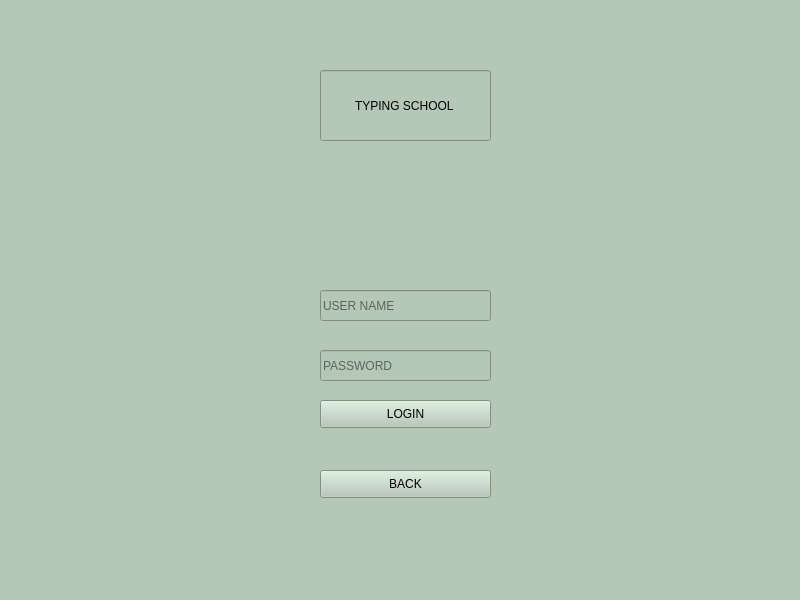
mogelijkheid/Database-School_Management_System, file Ui/loginteacher.ui: the form before one commit.
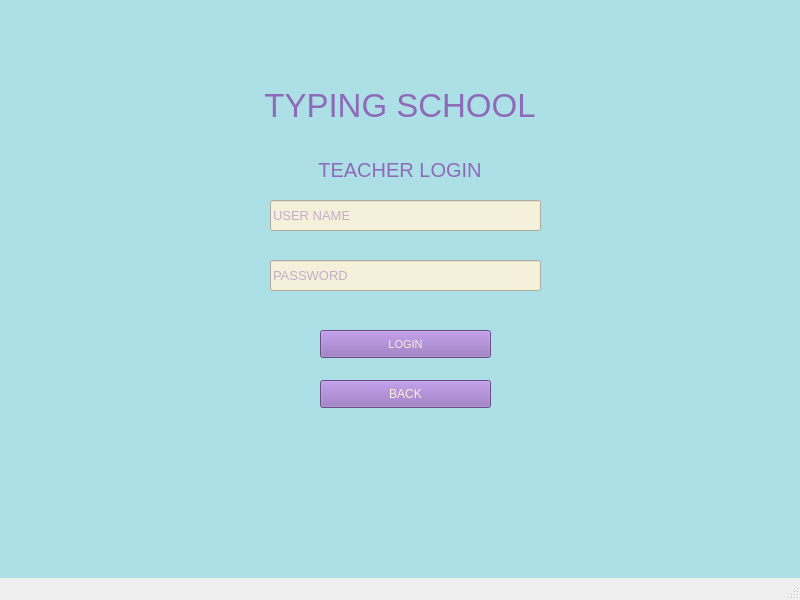
The form after the commit.

```diff
--- a/Ui/loginteacher.ui
+++ b/Ui/loginteacher.ui
@@ -26,41 +26,39 @@
    <string>MainWindow</string>
   </property>
   <property name="styleSheet">
-   <string notr="true">background-color:rgb(181, 200, 183);</string>
+   <string notr="true"/>
   </property>
   <widget class="QWidget" name="centralwidget">
-   <widget class="QLineEdit" name="lineEdit_2">
-    <property name="geometry">
-     <rect>
-      <x>320</x>
-      <y>70</y>
-      <width>171</width>
-      <height>71</height>
-     </rect>
-    </property>
-    <property name="styleSheet">
-     <string notr="true">font: 8pt &quot;MS Sans Serif&quot;;
-font: 63 10pt &quot;Yu Gothic UI Semibold&quot;;</string>
-    </property>
-    <property name="text">
-     <string>TYPING SCHOOL</string>
-    </property>
-    <property name="cursorPosition">
-     <number>13</number>
-    </property>
-    <property name="alignment">
-     <set>Qt::AlignCenter</set>
-    </property>
-   </widget>
    <widget class="QPushButton" name="tloginbutton">
     <property name="geometry">
      <rect>
       <x>320</x>
-      <y>400</y>
+      <y>330</y>
       <width>171</width>
       <height>28</height>
      </rect>
     </property>
+    <property name="font">
+     <font>
+      <pointsize>8</pointsize>
+     </font>
+    </property>
+    <property name="styleSheet">
+     <string notr="true">QPushButton{
+	background-color: rgb(143, 106, 185);
+	color: rgb(245, 240, 218);
+}
+QPushButton::hover{
+	background-color: rgb(115, 80, 139);
+	color: rgb(245, 240, 218);
+}
+QPushButton::pressed{
+	background-color: rgb(81, 65, 108);
+    padding-left:5px;
+	color: rgb(245, 240, 218);
+    padding-top:5px;
+}</string>
+    </property>
     <property name="text">
      <string>LOGIN</string>
     </property>
@@ -68,12 +66,21 @@
    <widget class="QLineEdit" name="usernameline">
     <property name="geometry">
      <rect>
-      <x>320</x>
-      <y>290</y>
-      <width>171</width>
+      <x>270</x>
+      <y>200</y>
+      <width>271</width>
       <height>31</height>
      </rect>
     </property>
+    <property name="font">
+     <font>
+      <pointsize>10</pointsize>
+     </font>
+    </property>
+    <property name="styleSheet">
+     <string notr="true">background-color: rgb(245, 240, 218);
+color:  rgb(143, 106, 185);</string>
+    </property>
     <property name="placeholderText">
      <string>USER NAME</string>
     </property>
@@ -81,12 +88,21 @@
    <widget class="QLineEdit" name="tpasswordline">
     <property name="geometry">
      <rect>
-      <x>320</x>
-      <y>350</y>
-      <width>171</width>
+      <x>270</x>
+      <y>260</y>
+      <width>271</width>
       <height>31</height>
      </rect>
     </property>
+    <property name="font">
+     <font>
+      <pointsize>10</pointsize>
+     </font>
+    </property>
+    <property name="styleSheet">
+     <string notr="true">background-color: rgb(245, 240, 218);
+color:  rgb(143, 106, 185);</string>
+    </property>
     <property name="echoMode">
      <enum>QLineEdit::Password</enum>
     </property>
@@ -98,11 +114,27 @@
     <property name="geometry">
      <rect>
       <x>320</x>
-      <y>470</y>
+      <y>380</y>
       <width>171</width>
       <height>28</height>
      </rect>
     </property>
+    <property name="styleSheet">
+     <string notr="true">QPushButton{
+	background-color: rgb(143, 106, 185);
+	color: rgb(245, 240, 218);
+}
+QPushButton::hover{
+	background-color: rgb(115, 80, 139);
+	color: rgb(245, 240, 218);
+}
+QPushButton::pressed{
+	background-color: rgb(81, 65, 108);
+    padding-left:5px;
+	color: rgb(245, 240, 218);
+    padding-top:5px;
+}</string>
+    </property>
     <property name="text">
      <string>BACK</string>
     </property>
@@ -110,9 +142,9 @@
    <widget class="QLabel" name="message">
     <property name="geometry">
      <rect>
-      <x>234</x>
-      <y>440</y>
-      <width>391</width>
+      <x>170</x>
+      <y>300</y>
+      <width>460</width>
       <height>20</height>
      </rect>
     </property>
@@ -124,7 +156,7 @@
      </font>
     </property>
     <property name="styleSheet">
-     <string notr="true">color: rgb(255, 0, 0);</string>
+     <string notr="true">color:  rgb(143, 106, 185);</string>
     </property>
     <property name="text">
      <string/>
@@ -133,6 +165,78 @@
      <set>Qt::AlignCenter</set>
     </property>
    </widget>
+   <widget class="QLabel" name="label">
+    <property name="geometry">
+     <rect>
+      <x>0</x>
+      <y>0</y>
+      <width>800</width>
+      <height>600</height>
+     </rect>
+    </property>
+    <property name="styleSheet">
+     <string notr="true">background-color: rgb(172, 223, 230);</string>
+    </property>
+    <property name="text">
+     <string/>
+    </property>
+   </widget>
+   <widget class="QLabel" name="label_2">
+    <property name="geometry">
+     <rect>
+      <x>200</x>
+      <y>60</y>
+      <width>400</width>
+      <height>91</height>
+     </rect>
+    </property>
+    <property name="font">
+     <font>
+      <pointsize>25</pointsize>
+     </font>
+    </property>
+    <property name="styleSheet">
+     <string notr="true">color:  rgb(143, 106, 185);</string>
+    </property>
+    <property name="text">
+     <string>TYPING SCHOOL</string>
+    </property>
+    <property name="alignment">
+     <set>Qt::AlignCenter</set>
+    </property>
+   </widget>
+   <widget class="QLabel" name="label_3">
+    <property name="geometry">
+     <rect>
+      <x>300</x>
+      <y>160</y>
+      <width>200</width>
+      <height>20</height>
+     </rect>
+    </property>
+    <property name="font">
+     <font>
+      <pointsize>15</pointsize>
+     </font>
+    </property>
+    <property name="styleSheet">
+     <string notr="true">color:  rgb(143, 106, 185);</string>
+    </property>
+    <property name="text">
+     <string>TEACHER LOGIN</string>
+    </property>
+    <property name="alignment">
+     <set>Qt::AlignCenter</set>
+    </property>
+   </widget>
+   <zorder>label</zorder>
+   <zorder>tloginbutton</zorder>
+   <zorder>usernameline</zorder>
+   <zorder>tpasswordline</zorder>
+   <zorder>tbackbutton</zorder>
+   <zorder>message</zorder>
+   <zorder>label_2</zorder>
+   <zorder>label_3</zorder>
   </widget>
   <widget class="QMenuBar" name="menubar">
    <property name="geometry">
```
